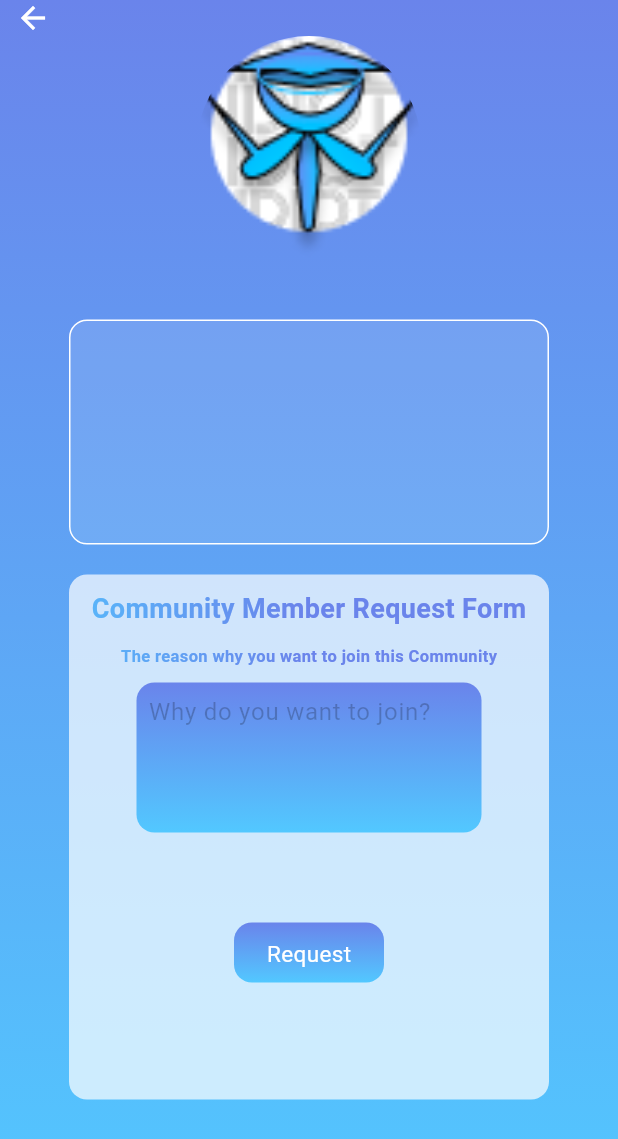
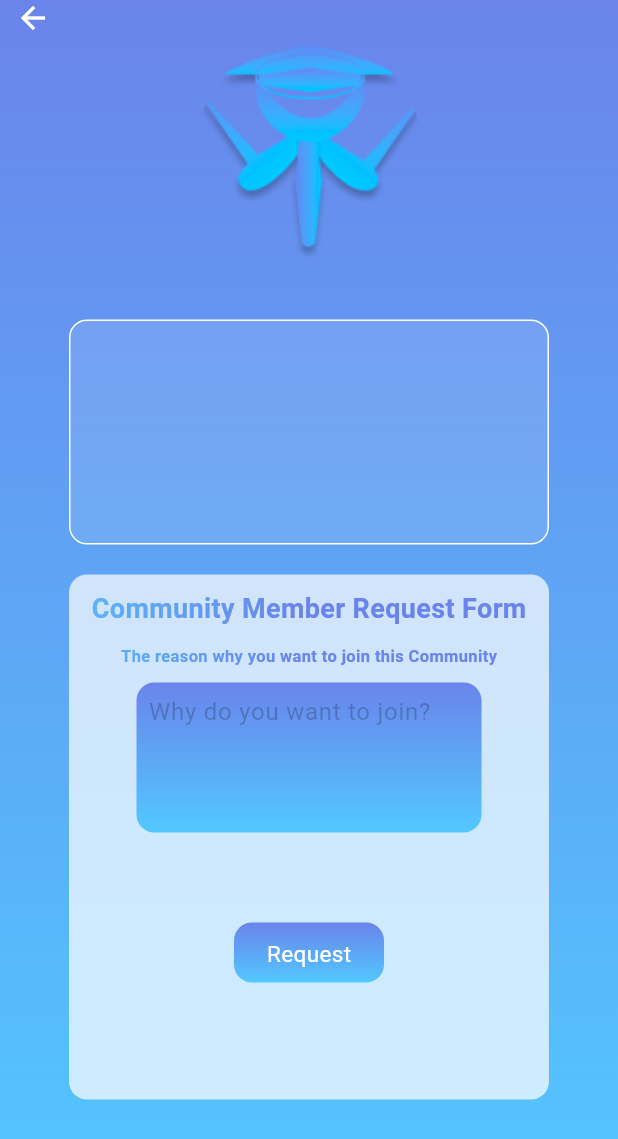
Before and after one commit to Chan055/Idiot_Community_Club_Mobile, a Flutter app: the CommunityMemberRequest screen opened directly with empty values, on a phone screen of 412 x 824 dp. Shown: the top 1139 px of the screen. Run offline on Flutter 3.47's test engine with Material 3 defaults, Android fonts, the phone set to English and light mode, and no system bars; our stand-ins replace flutter_feather_icons, flutter_riverpod, google_fonts, image_picker; network calls fail.

Commit message:
Kit - Done Image Upload

```diff
--- a/lib/Helper/MyImagePicker.dart
+++ b/lib/Helper/MyImagePicker.dart
@@ -1,4 +1,6 @@
+import 'dart:convert';
 import 'dart:io';
+import 'dart:typed_data';
 import 'package:flutter/material.dart';
 import 'package:image_picker/image_picker.dart';
 
@@ -47,3 +49,33 @@ class _MyImagePickerState extends State<MyImagePicker> {
     );
   }
 }
+
+Widget buildCommunityImage(String? imagePath) {
+  if (imagePath == null || imagePath.isEmpty) {
+    return Image.asset("assets/images/UploadImage.png", fit: BoxFit.cover);
+  } else {
+    Uint8List imageBytes = base64Decode(imagePath);
+    return Image.memory(imageBytes, fit: BoxFit.cover);
+  }
+}
+
+Widget buildClubImage(String? imagePath) {
+  if (imagePath != null && isBase64(imagePath)) {
+    Uint8List imageBytes = base64Decode(imagePath);
+    return Image.memory(imageBytes, fit: BoxFit.cover);
+  } else {
+    return Image.asset("assets/images/Logo.png", fit: BoxFit.cover);
+  }
+}
+
+bool isBase64(String str) {
+  final base64Regex = RegExp(r'^[A-Za-z0-9+/=]+\Z');
+  if (!base64Regex.hasMatch(str)) return false;
+
+  try {
+    base64Decode(str);
+    return true;
+  } catch (_) {
+    return false;
+  }
+}
--- a/lib/Page/Club_Page/5_ClubRequest.dart
+++ b/lib/Page/Club_Page/5_ClubRequest.dart
@@ -3,6 +3,7 @@ import 'package:flutter/material.dart';
 import 'package:flutter_riverpod/flutter_riverpod.dart';
 import 'package:http/http.dart' as http;
 import 'package:idiot_community_club_app/Components/ButtonComponents.dart';
+import 'package:idiot_community_club_app/Helper/MyImagePicker.dart';
 import 'package:idiot_community_club_app/Models/Constant.dart';
 import 'package:idiot_community_club_app/Providers/Club/my_all_club_provider.dart';
 import 'package:idiot_community_club_app/Providers/Member/current_community_provider.dart';
@@ -90,7 +91,7 @@ class _ClubRequestState extends ConsumerState<ClubRequest> {
                         height: 150,
                         width: 150,
                         decoration: BoxDecoration(shape: BoxShape.circle),
-                        child: Image.asset(club.clubLogo),
+                        child: buildClubImage(club.clubLogo),
                       ),
                     ),
                     Text(
--- a/lib/Page/Creator_Page/4_CreatorProfile.dart
+++ b/lib/Page/Creator_Page/4_CreatorProfile.dart
@@ -165,9 +165,7 @@ class _CreatorProfileState extends ConsumerState<CreatorProfile> {
                           ],
                         ),
                         const SizedBox(height: 10),
-                        GestureDetector(
-                          onTap: _pickImage,
-                          child: Container(
+                        Container(
                           height: 31,
                           width: 31,
                           decoration: BoxDecoration(
@@ -176,7 +174,6 @@ class _CreatorProfileState extends ConsumerState<CreatorProfile> {
                           ),
                           child: ButtonComponents.myGradientLogo(
                               Icons.edit_square),
-                          ),
                         ),
                       ],
                     ),
--- a/lib/Page/Member_Page/3_CommunityMemberRequest.dart
+++ b/lib/Page/Member_Page/3_CommunityMemberRequest.dart
@@ -3,6 +3,7 @@ import 'dart:io';
 import 'package:flutter/material.dart';
 import 'package:http/http.dart' as http;
 import 'package:idiot_community_club_app/Components/ButtonComponents.dart';
+import 'package:idiot_community_club_app/Helper/MyImagePicker.dart';
 import 'package:idiot_community_club_app/Models/Constant.dart';
 import 'package:idiot_community_club_app/Providers/Member/member_provider.dart';
 import 'package:flutter_riverpod/flutter_riverpod.dart';
@@ -91,21 +92,11 @@ class _CommunityMemberRequestState
                   children: [
                     ClipOval(
                       child: Container(
-                        height: 150,
-                        width: 150,
-                        decoration: const BoxDecoration(shape: BoxShape.circle),
-                        child: (Uri.tryParse(community.image)
-                                        ?.hasAbsolutePath ==
-                                    true &&
-                                (community.image.startsWith("http") ||
-                                    community.image.startsWith("https")))
-                            ? Image.network(community.image, fit: BoxFit.cover)
-                            : (community.image.startsWith("/"))
-                                ? Image.file(File(community.image),
-                                    fit: BoxFit.cover)
-                                : Image.asset("assets/images/IdiotLogo.png",
-                                    fit: BoxFit.cover),
-                      ),
+                          height: 150,
+                          width: 150,
+                          decoration:
+                              const BoxDecoration(shape: BoxShape.circle),
+                          child: buildClubImage(community.image)),
                     ),
                     Text(
                       community.name,
--- a/lib/Page/Member_Page/5_MemberProfile.dart
+++ b/lib/Page/Member_Page/5_MemberProfile.dart
@@ -197,9 +197,7 @@ class _MemberProfileState extends ConsumerState<MemberProfile> {
                           ],
                         ),
                         const SizedBox(height: 10),
-                        GestureDetector(
-                          onTap: _pickImage,
-                          child: Container(
+                        Container(
                           height: 31,
                           width: 31,
                           decoration: BoxDecoration(
@@ -208,7 +206,6 @@ class _MemberProfileState extends ConsumerState<MemberProfile> {
                           ),
                           child: ButtonComponents.myGradientLogo(
                               Icons.edit_square),
-                          ),
                         ),
                       ],
                     ),
```
Also changed, not shown: lib/Components/CardComponents.dart (+25 -17 lines), lib/Page/Club_Page/2_MyClubForm.dart (+4 -3 lines), lib/Page/Creator_Page/3_CommunityHome.dart (+2 -11 lines), lib/Page/Creator_Page/7_ClubCreateReview.dart (+5 -7 lines), lib/Page/Joined_Club_Page/0_ViewAnnouncement.dart (+6 -5 lines), lib/Page/Joined_Club_Page/1_JoinedCLubDetail.dart (+5 -13 lines), lib/Page/Member_Page/2_CommunityMemberHome.dart (+1 -13 lines), lib/Page/Member_Page/4_MyCommunity.dart (+16 -16 lines), lib/Page/My_Club_page/clubAnnouncement.dart (+7 -8 lines), lib/Page/My_Club_page/clubDetail.dart (+7 -13 lines), 11 other files. Lines whose indentation alone changed are shown as unchanged.
